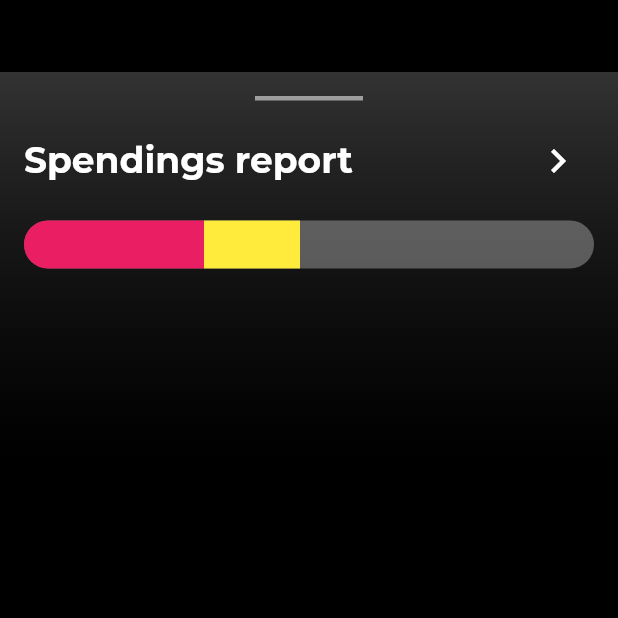
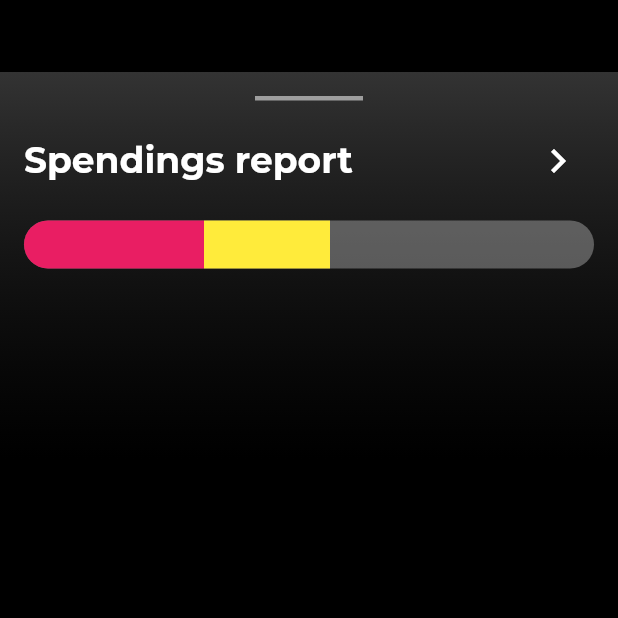
Before and after one commit to JAICHANGPARK/flutter_notebook_8th_story, a Flutter app: the screen it shows after launch, on a phone screen of 412 x 824 dp, the top half of it. Run offline on Flutter 3.47's test engine with Material 2 defaults, Android fonts, the phone set to English and light mode, and no system bars; our stand-ins replace badges, flutter_hooks, google_fonts, hooks_riverpod, state_notifier.

Commit message:
Update bank_main_page.dart

```diff
--- a/lib/ep594_banking_app/bank_main_page.dart
+++ b/lib/ep594_banking_app/bank_main_page.dart
@@ -78,7 +78,7 @@ class _BankMainPageState extends State<BankMainPage> {
                                 ),
                               ),
                               Container(
-                                width: 64,
+                                width: 84,
                                 decoration: BoxDecoration(
                                   color: Colors.yellow,
 
```
